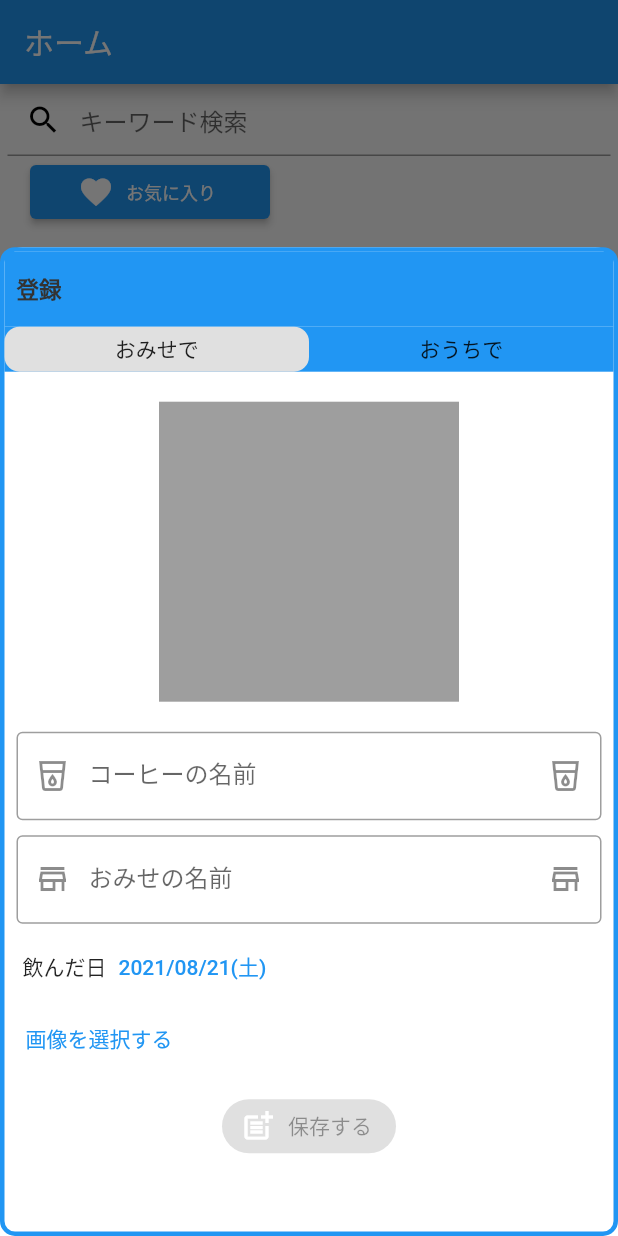
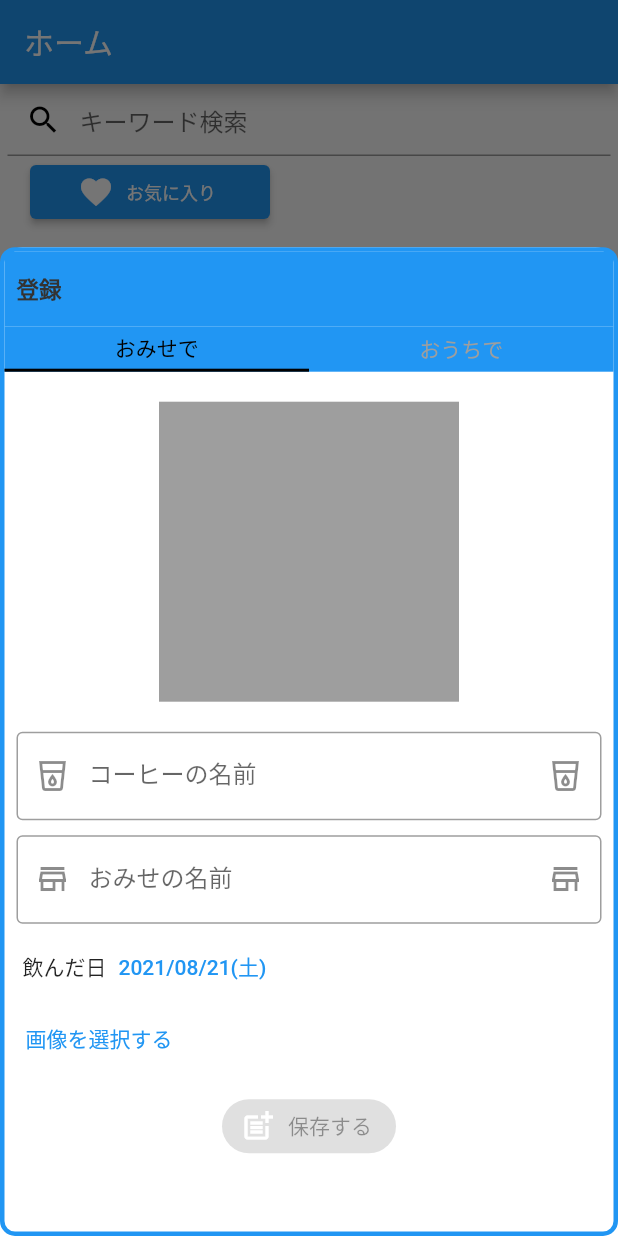
Before and after one commit to y0303noki/DrinkMemo, a Flutter app: the screen it shows after launch, after a tap on the "add" icon, on a phone screen of 412 x 824 dp. Run offline on Flutter 3.47's test engine with Material 2 defaults, Android fonts, the phone set to English and light mode, and no system bars; drawn by our look-alikes of flutter_easyloading, flutter_typeahead; our stand-ins replace cloud_firestore, firebase_auth, firebase_core, firebase_storage, image_picker; accounts and stored records are empty; network calls fail.

Commit message:
スタイルへんこう

```diff
--- a/lib/widgets/modal.dart
+++ b/lib/widgets/modal.dart
@@ -133,7 +133,6 @@ class Modal {
                                 child: Material(
                                   color: Colors.blue,
                                   child: InkWell(
-                                    // highlightColor: Colors.red,
                                     onTap: () {
                                       print('tap');
                                       modalTabData.setCurrentIndex(0);
@@ -141,15 +140,28 @@ class Modal {
                                     child: Container(
                                       height: 30,
                                       child: Container(
+                                        width: 20,
                                         decoration: model.currentIndex == 0
-                                            ? BoxDecoration(
-                                                color: Colors.grey[300],
-                                                borderRadius:
-                                                    BorderRadius.circular(10),
+                                            ? const BoxDecoration(
+                                                border: Border(
+                                                  bottom: BorderSide(
+                                                    color: Colors.black,
+                                                    width: 2,
+                                                  ),
+                                                ),
                                               )
                                             : null,
-                                        child: const Center(
-                                          child: Text('おみせで'),
+                                        child: Center(
+                                          child: Text(
+                                            'おみせで',
+                                            style: model.currentIndex == 1
+                                                ? const TextStyle(
+                                                    color: Colors.grey,
+                                                  )
+                                                : const TextStyle(
+                                                    color: Colors.black,
+                                                  ),
+                                          ),
                                         ),
                                       ),
                                     ),
@@ -168,14 +180,26 @@ class Modal {
                                       height: 30,
                                       child: Container(
                                         decoration: model.currentIndex == 1
-                                            ? BoxDecoration(
-                                                color: Colors.grey[300],
-                                                borderRadius:
-                                                    BorderRadius.circular(10),
+                                            ? const BoxDecoration(
+                                                border: Border(
+                                                  bottom: BorderSide(
+                                                    color: Colors.black,
+                                                    width: 2,
+                                                  ),
+                                                ),
                                               )
                                             : null,
-                                        child: const Center(
-                                          child: Text('おうちで'),
+                                        child: Center(
+                                          child: Text(
+                                            'おうちで',
+                                            style: model.currentIndex == 0
+                                                ? const TextStyle(
+                                                    color: Colors.grey,
+                                                  )
+                                                : const TextStyle(
+                                                    color: Colors.black,
+                                                  ),
+                                          ),
                                         ),
                                       ),
                                     ),
```
